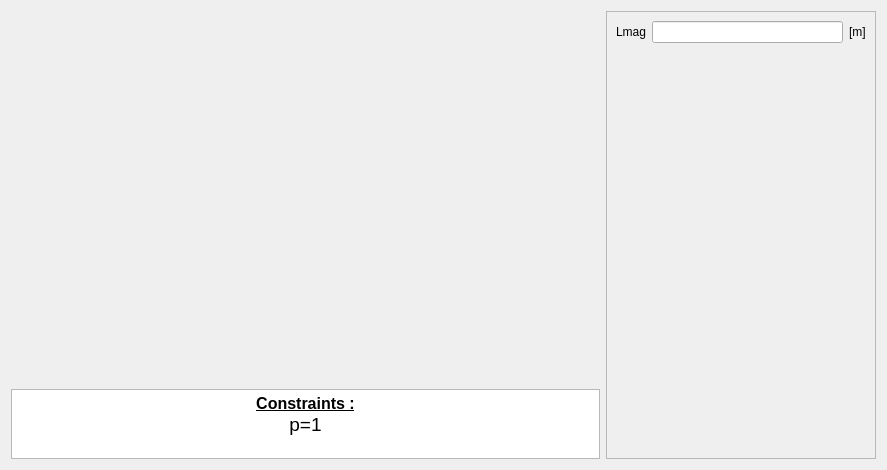
First picture: the form in pyleecan/GUI/Dialog/DMachineSetup/SMSlot/PMSlot17/PMSlot17.ui, repository Eomys/pyleecan, before the edit.
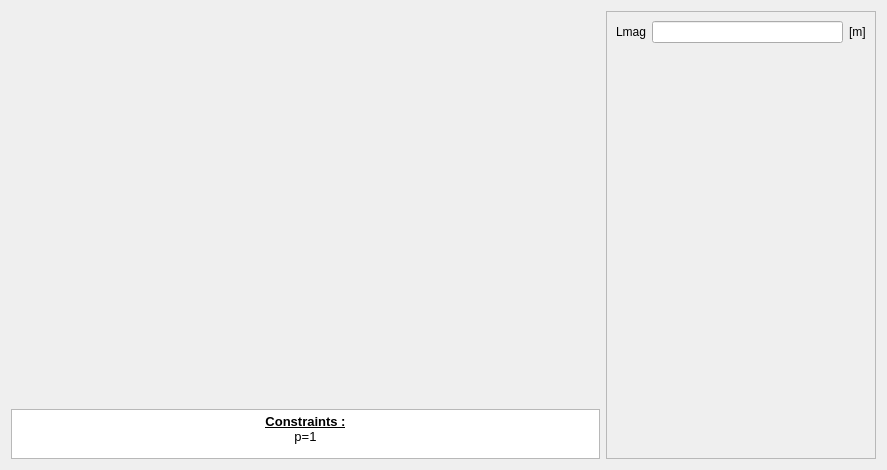
Second picture: the form after the edit. Icons and pictures are not drawn. Custom widgets are drawn as their Qt base class.

Commit message: [NF] update QTextEdit font when generating GUI + better display math symbols

```diff
--- a/pyleecan/GUI/Dialog/DMachineSetup/SMSlot/PMSlot17/PMSlot17.ui
+++ b/pyleecan/GUI/Dialog/DMachineSetup/SMSlot/PMSlot17/PMSlot17.ui
@@ -67,7 +67,7 @@
        <property name="maximumSize">
         <size>
          <width>16777215</width>
-         <height>70</height>
+         <height>50</height>
         </size>
        </property>
        <property name="verticalScrollBarPolicy">
@@ -78,8 +78,8 @@
 &lt;html&gt;&lt;head&gt;&lt;meta name=&quot;qrichtext&quot; content=&quot;1&quot; /&gt;&lt;style type=&quot;text/css&quot;&gt;
 p, li { white-space: pre-wrap; }
 &lt;/style&gt;&lt;/head&gt;&lt;body style=&quot; font-family:'MS Shell Dlg 2'; font-size:7.8pt; font-weight:400; font-style:normal;&quot;&gt;
-&lt;p align=&quot;center&quot; style=&quot; margin-top:0px; margin-bottom:0px; margin-left:0px; margin-right:0px; -qt-block-indent:0; text-indent:0px;&quot;&gt;&lt;span style=&quot; font-size:12pt; font-weight:600; text-decoration: underline;&quot;&gt;Constraints :&lt;/span&gt;&lt;/p&gt;
-&lt;p align=&quot;center&quot; style=&quot; margin-top:0px; margin-bottom:0px; margin-left:0px; margin-right:0px; -qt-block-indent:0; text-indent:0px;&quot;&gt;&lt;span style=&quot; font-size:14pt;&quot;&gt;p=1&lt;/span&gt;&lt;/p&gt;&lt;/body&gt;&lt;/html&gt;</string>
+&lt;p align=&quot;center&quot; style=&quot; margin-top:0px; margin-bottom:0px; margin-left:0px; margin-right:0px; -qt-block-indent:0; text-indent:0px;&quot;&gt;&lt;span style=&quot; font-size:10pt; font-weight:600; text-decoration: underline;&quot;&gt;Constraints :&lt;/span&gt;&lt;/p&gt;
+&lt;p align=&quot;center&quot; style=&quot; margin-top:0px; margin-bottom:0px; margin-left:0px; margin-right:0px; -qt-block-indent:0; text-indent:0px;&quot;&gt;&lt;span style=&quot; font-size:10pt;&quot;&gt;p=1&lt;/span&gt;&lt;/p&gt;&lt;/body&gt;&lt;/html&gt;</string>
        </property>
        <property name="textInteractionFlags">
         <set>Qt::TextSelectableByKeyboard|Qt::TextSelectableByMouse</set>
```
The commit also changes 66 other files.
